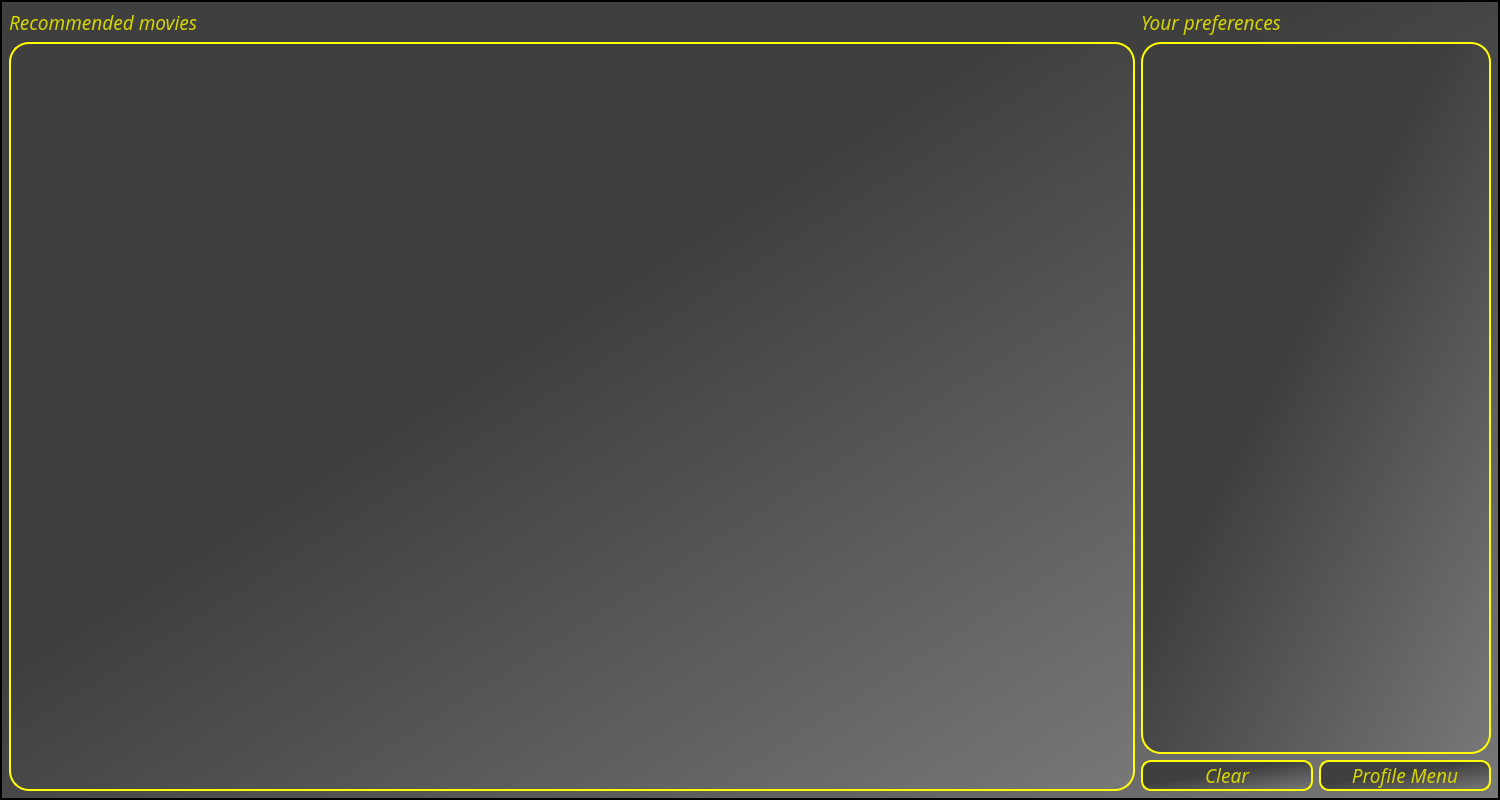
This is Films for you/mainwindow.ui in Raikils/project_term_2 as Qt 5 draws it before an edit. The edited form follows.
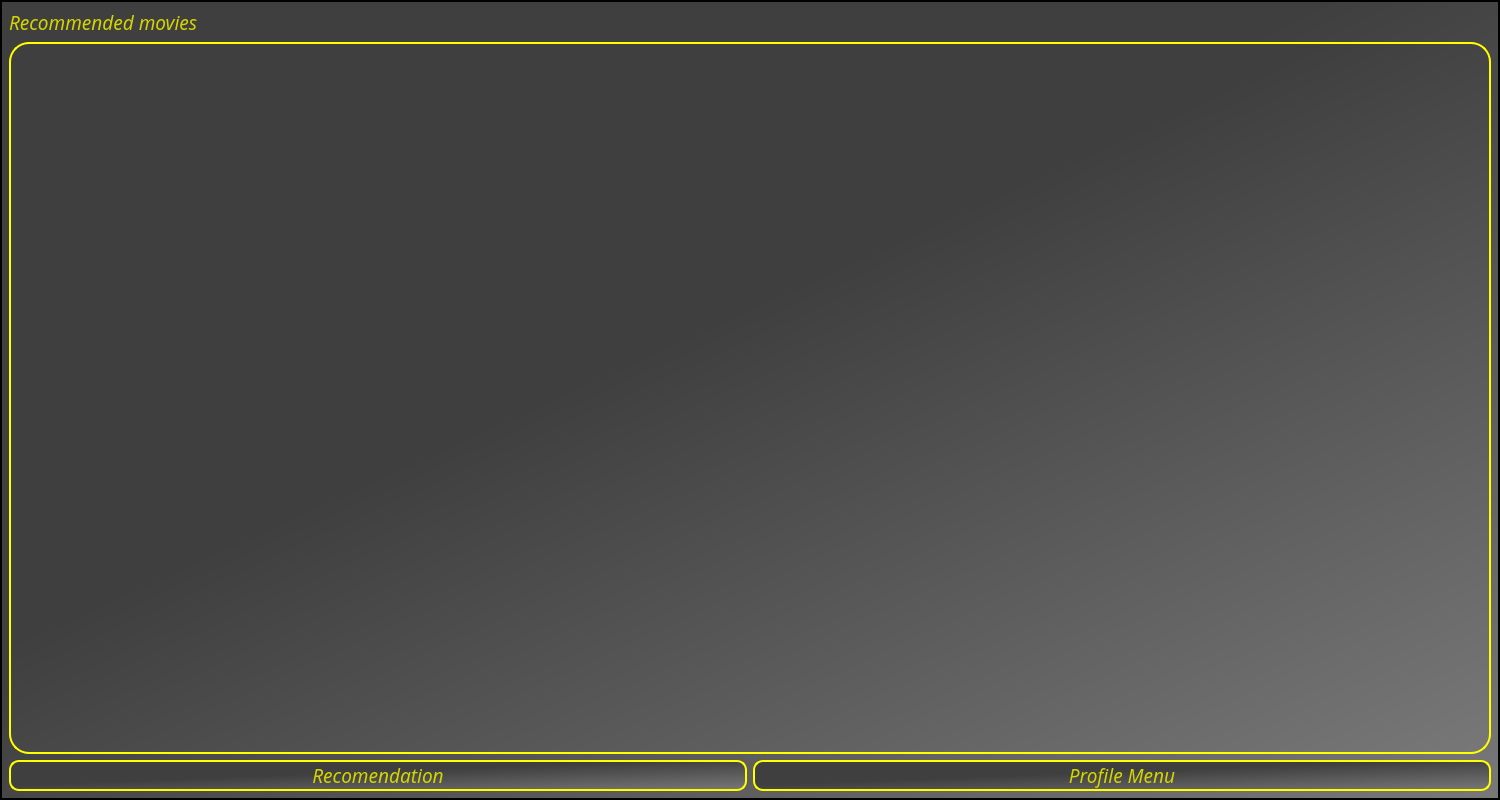
This is the edited form.

Commit message: Add some style for formfilmallinformation, delete listwidget "Your preferences"

The edit to the form file:
```diff
--- a/Films for you/mainwindow.ui
+++ b/Films for you/mainwindow.ui
@@ -32,7 +32,7 @@
 border: 2px solid ;</string>
   </property>
   <widget class="QWidget" name="centralwidget">
-   <layout class="QHBoxLayout" name="horizontalLayout_2">
+   <layout class="QVBoxLayout" name="verticalLayout_4">
     <item>
      <layout class="QVBoxLayout" name="verticalLayout">
       <item>
@@ -69,55 +69,7 @@
     <item>
      <layout class="QVBoxLayout" name="verticalLayout_3">
       <item>
-       <layout class="QVBoxLayout" name="verticalLayout_2">
-        <item>
-         <widget class="QLabel" name="label">
-          <property name="font">
-           <font>
-            <family>Sitka Text</family>
-            <pointsize>14</pointsize>
-            <weight>50</weight>
-            <italic>true</italic>
-            <bold>false</bold>
-           </font>
-          </property>
-          <property name="styleSheet">
-           <string notr="true">color: rgb(212, 212, 0);
-border:none;
-background-color: none;</string>
-          </property>
-          <property name="text">
-           <string>Your preferences</string>
-          </property>
-         </widget>
-        </item>
-        <item>
-         <widget class="QListWidget" name="listWidget">
-          <property name="minimumSize">
-           <size>
-            <width>200</width>
-            <height>0</height>
-           </size>
-          </property>
-          <property name="maximumSize">
-           <size>
-            <width>350</width>
-            <height>16777215</height>
-           </size>
-          </property>
-          <property name="baseSize">
-           <size>
-            <width>0</width>
-            <height>0</height>
-           </size>
-          </property>
-          <property name="styleSheet">
-           <string notr="true">border-color: rgb(255, 255, 0);
-border-radius:20px;</string>
-          </property>
-         </widget>
-        </item>
-       </layout>
+       <layout class="QVBoxLayout" name="verticalLayout_2"/>
       </item>
       <item>
        <layout class="QHBoxLayout" name="horizontalLayout">
@@ -136,7 +88,7 @@
 border-radius:10px;</string>
           </property>
           <property name="text">
-           <string>Clear</string>
+           <string>Recomendation</string>
           </property>
          </widget>
         </item>
```
The commit also changes 2 other files.
